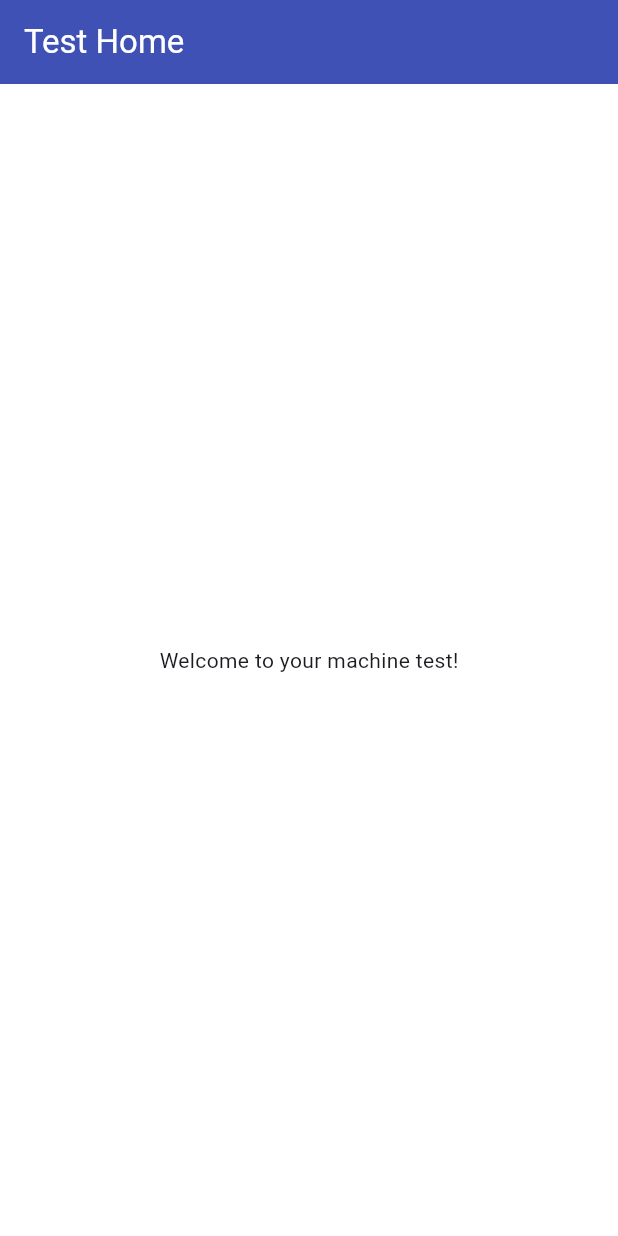
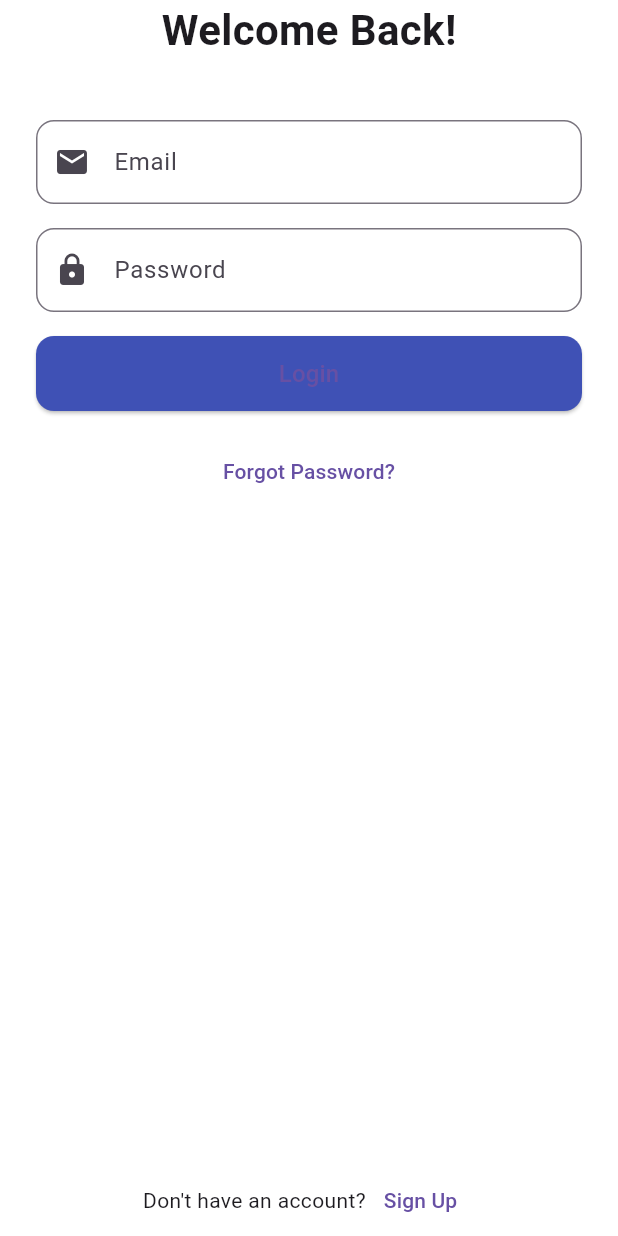
Before and after one commit to nagendra7247/flutter_ui_machine_test, a Flutter app: the screen it shows after launch, on a phone screen of 412 x 824 dp. Run offline on Flutter 3.47's test engine with Material 3 defaults, Android fonts, the phone set to English and light mode, and no system bars.

Commit message:
Added login screen layout for machine test

```diff
--- a/lib/main.dart
+++ b/lib/main.dart
@@ -1,6 +1,6 @@
 import 'package:flutter/material.dart';
 import 'themes/app_theme.dart';
-import 'screens/home_screen.dart';
+import 'screens/login_screen.dart';
 
 void main() {
   runApp(const MyApp());
@@ -14,7 +14,7 @@ class MyApp extends StatelessWidget {
     return MaterialApp(
       title: 'Machine Test',
       theme: AppTheme.lightTheme,
-      home: const HomeScreen(),
+      home: const LoginScreen(),
       debugShowCheckedModeBanner: false,
     );
   }
--- a/lib/screens/home_screen.dart
+++ b/lib/screens/home_screen.dart
@@ -6,8 +6,8 @@ class HomeScreen extends StatelessWidget {
   @override
   Widget build(BuildContext context) {
     return Scaffold(
-      appBar: AppBar(title: const Text("Test Home")),
-      body: const Center(child: Text("Welcome to your machine test!")),
+      appBar: AppBar(title: const Text("HELLO NAGENDRA")),
+      body: const Center(child: Text("hello everyone")),
     );
   }
 }
--- /dev/null
+++ b/lib/screens/login_screen.dart
@@ -0,0 +1,97 @@
+import 'package:flutter/material.dart';
+
+class LoginScreen extends StatelessWidget {
+  const LoginScreen({super.key});
+
+  @override
+  Widget build(BuildContext context) {
+    final size = MediaQuery.of(context).size;
+
+    return Scaffold(
+      body: SafeArea(
+        child: Padding(
+          padding: const EdgeInsets.symmetric(horizontal: 24.0),
+          child: Column(
+            mainAxisAlignment: MainAxisAlignment.center,
+            children: [
+              // Logo or title
+              const Text(
+                'Welcome Back!',
+                style: TextStyle(fontSize: 28, fontWeight: FontWeight.bold),
+              ),
+              const SizedBox(height: 40),
+
+              // Email field
+              TextField(
+                decoration: InputDecoration(
+                  labelText: 'Email',
+                  prefixIcon: const Icon(Icons.email),
+                  border: OutlineInputBorder(
+                    borderRadius: BorderRadius.circular(12),
+                  ),
+                ),
+              ),
+              const SizedBox(height: 16),
+
+              // Password field
+              TextField(
+                obscureText: true,
+                decoration: InputDecoration(
+                  labelText: 'Password',
+                  prefixIcon: const Icon(Icons.lock),
+                  border: OutlineInputBorder(
+                    borderRadius: BorderRadius.circular(12),
+                  ),
+                ),
+              ),
+              const SizedBox(height: 16),
+
+              // Login Button
+              SizedBox(
+                width: double.infinity,
+                height: 50,
+                child: ElevatedButton(
+                  onPressed: () {
+                    // Navigator.pushReplacement() can be used here if needed
+                    ScaffoldMessenger.of(context).showSnackBar(
+                      const SnackBar(content: Text("Login Clicked")),
+                    );
+                  },
+                  style: ElevatedButton.styleFrom(
+                    shape: RoundedRectangleBorder(
+                      borderRadius: BorderRadius.circular(12),
+                    ),
+                    backgroundColor: Colors.indigo,
+                  ),
+                  child: const Text("Login", style: TextStyle(fontSize: 16)),
+                ),
+              ),
+
+              const SizedBox(height: 16),
+
+              // Forgot password
+              TextButton(
+                onPressed: () {},
+                child: const Text("Forgot Password?"),
+              ),
+
+              const Spacer(),
+
+              // Sign Up Prompt
+              Row(
+                mainAxisAlignment: MainAxisAlignment.center,
+                children: [
+                  const Text("Don't have an account?"),
+                  TextButton(
+                    onPressed: () {},
+                    child: const Text("Sign Up"),
+                  ),
+                ],
+              )
+            ],
+          ),
+        ),
+      ),
+    );
+  }
+}
```
